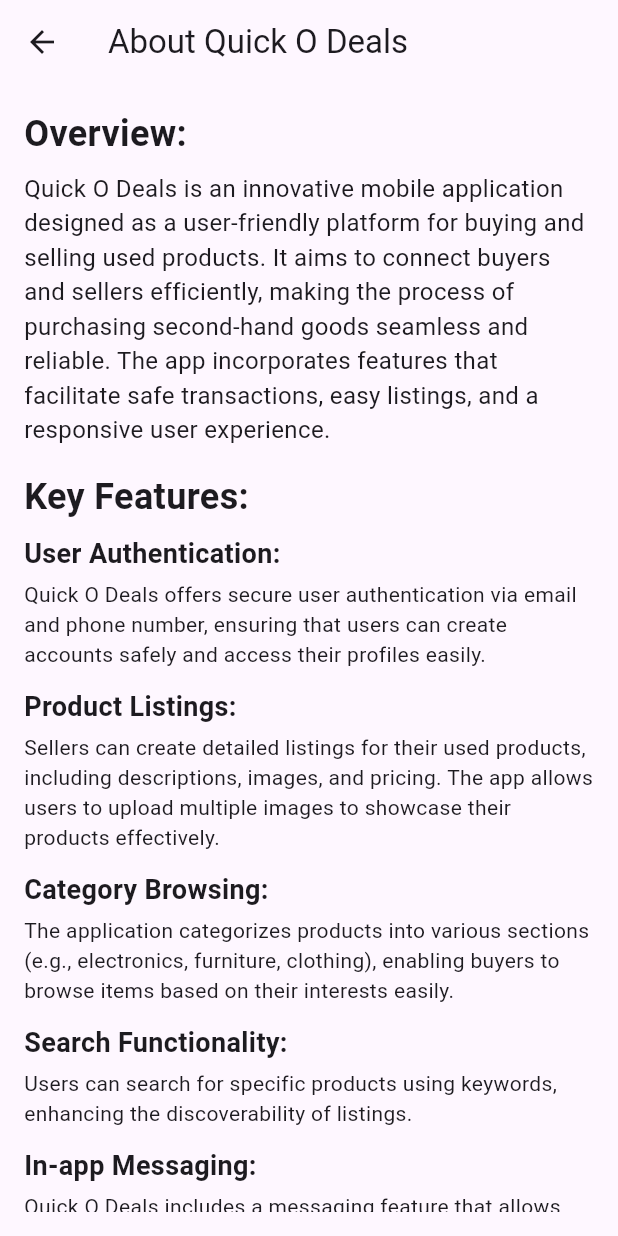
After one commit to Aji46/Quick_deals_User_side, a Flutter app: the AboutPage screen opened directly, on a phone screen of 412 x 824 dp. The commit adds this screen. Run offline on Flutter 3.47's test engine with Material 3 defaults, Android fonts, the phone set to English and light mode, and no system bars; our stand-ins replace cached_network_image, cloud_firestore, country_picker, firebase_auth, firebase_core, firebase_storage and 9 more; missing offline and left inert: dot_curved_bottom_nav; accounts and stored records are empty.

Commit message:
complited ready to host

```diff
--- /dev/null
+++ b/lib/View/Pages/user_profile/about.dart
@@ -0,0 +1,97 @@
+import 'package:flutter/material.dart';
+
+class AboutPage extends StatelessWidget {
+  @override
+  Widget build(BuildContext context) {
+    return Scaffold(
+      appBar: AppBar(
+        title: Text('About Quick O Deals'),
+      ),
+      body: Padding(
+        padding: const EdgeInsets.all(16.0),
+        child: SingleChildScrollView(
+          child: Column(
+            crossAxisAlignment: CrossAxisAlignment.start,
+            children: [
+              Text(
+                'Overview:',
+                style: TextStyle(fontSize: 24, fontWeight: FontWeight.bold),
+              ),
+              SizedBox(height: 8),
+              Text(
+                'Quick O Deals is an innovative mobile application designed as a user-friendly platform for buying and selling used products. It aims to connect buyers and sellers efficiently, making the process of purchasing second-hand goods seamless and reliable. The app incorporates features that facilitate safe transactions, easy listings, and a responsive user experience.',
+                style: TextStyle(fontSize: 16),
+              ),
+              SizedBox(height: 16),
+              Text(
+                'Key Features:',
+                style: TextStyle(fontSize: 24, fontWeight: FontWeight.bold),
+              ),
+              SizedBox(height: 8),
+              _buildFeature('User Authentication:',
+                  'Quick O Deals offers secure user authentication via email and phone number, ensuring that users can create accounts safely and access their profiles easily.'),
+              _buildFeature('Product Listings:',
+                  'Sellers can create detailed listings for their used products, including descriptions, images, and pricing. The app allows users to upload multiple images to showcase their products effectively.'),
+              _buildFeature('Category Browsing:',
+                  'The application categorizes products into various sections (e.g., electronics, furniture, clothing), enabling buyers to browse items based on their interests easily.'),
+              _buildFeature('Search Functionality:',
+                  'Users can search for specific products using keywords, enhancing the discoverability of listings.'),
+              _buildFeature('In-app Messaging:',
+                  'Quick O Deals includes a messaging feature that allows buyers and sellers to communicate directly within the app, streamlining negotiations and inquiries.'),
+              _buildFeature('Likes and Favorites:',
+                  'Users can like or save products to their favorites list for easy access later, encouraging engagement with the platform.'),
+              _buildFeature('User Profiles:',
+                  'Each user has a profile showcasing their listed products, purchase history, and ratings, fostering a sense of community and trust among users.'),
+              _buildFeature('Reviews and Ratings:',
+                  'Buyers can leave reviews and ratings for sellers, enhancing accountability and helping future buyers make informed decisions.'),
+              _buildFeature('Secure Transactions:',
+                  'The app promotes secure payment methods and transaction processes, ensuring a safe buying and selling environment.'),
+              _buildFeature('Notifications:',
+                  'Users receive notifications about new messages, likes, and updates on their listings, keeping them informed and engaged.'),
+              SizedBox(height: 16),
+              Text(
+                'Technology Stack:',
+                style: TextStyle(fontSize: 24, fontWeight: FontWeight.bold),
+              ),
+              SizedBox(height: 8),
+              Text(
+                'Frontend: Built with Flutter for a responsive and interactive user interface.\n'
+                'Backend: Firebase is utilized for user authentication, database management, and real-time data synchronization.\n'
+                'State Management: The application employs the Provider pattern for effective state management, ensuring a smooth user experience.',
+                style: TextStyle(fontSize: 16),
+              ),
+              SizedBox(height: 16),
+              Text(
+                'Conclusion:',
+                style: TextStyle(fontSize: 24, fontWeight: FontWeight.bold),
+              ),
+              SizedBox(height: 8),
+              Text(
+                'Quick O Deals aims to revolutionize the way users buy and sell used products by providing a reliable, secure, and easy-to-use platform. With its robust features and commitment to user satisfaction, the app is poised to become a go-to marketplace for second-hand goods.',
+                style: TextStyle(fontSize: 16),
+              ),
+            ],
+          ),
+        ),
+      ),
+    );
+  }
+
+  Widget _buildFeature(String title, String description) {
+    return Column(
+      crossAxisAlignment: CrossAxisAlignment.start,
+      children: [
+        Text(
+          title,
+          style: TextStyle(fontSize: 18, fontWeight: FontWeight.bold),
+        ),
+        SizedBox(height: 4),
+        Text(
+          description,
+          style: TextStyle(fontSize: 14),
+        ),
+        SizedBox(height: 12),
+      ],
+    );
+  }
+}
--- a/lib/View/Pages/user_profile/user_profile.dart
+++ b/lib/View/Pages/user_profile/user_profile.dart
@@ -2,6 +2,7 @@ import 'package:flutter/material.dart';
 import 'package:provider/provider.dart';
 import 'package:quick_o_deals/Controller/auth/provider/email_auth.dart';
 import 'package:quick_o_deals/View/Pages/user_product/user_product.dart';
+import 'package:quick_o_deals/View/Pages/user_profile/about.dart';
 import 'package:quick_o_deals/View/Pages/user_register/terms_and_policy.dart';
 import 'package:quick_o_deals/View/widget/bottom_nav_bar/bottom%20_navigation_bar.dart';
 import 'package:quick_o_deals/View/widget/user_profile/circle_avathar.dart';
@@ -22,7 +23,10 @@ class UserProfile extends StatelessWidget {
               MaterialPageRoute(builder: (context) => const MyHomePage()),
             );
           });
-          return const Center(child: CircularProgressIndicator(valueColor: AlwaysStoppedAnimation<Color>(Colors.blueAccent)));
+          return const Center(
+              child: CircularProgressIndicator(
+                  valueColor:
+                      AlwaysStoppedAnimation<Color>(Colors.blueAccent)));
         }
         return FutureBuilder<Map<String, dynamic>?>(
           future: authProvider.getUserDetails(),
@@ -46,7 +50,8 @@ class UserProfile extends StatelessWidget {
                 child: Column(
                   crossAxisAlignment: CrossAxisAlignment.start,
                   children: [
-                    Center(child: ProfileAvatar(
+                    Center(
+                        child: ProfileAvatar(
                       avatarUrl: userDetails['profilePicture'],
                     )),
                     const SizedBox(height: 16),
@@ -67,7 +72,8 @@ class UserProfile extends StatelessWidget {
                           onTap: () {
                             Navigator.push(
                               context,
-                                  MaterialPageRoute(builder: (context) => const UserProduct()),
+                              MaterialPageRoute(
+                                  builder: (context) => const UserProduct()),
                             );
                           },
                         ),
@@ -76,29 +82,36 @@ class UserProfile extends StatelessWidget {
                           icon: Icons.privacy_tip_outlined,
                           title: 'Privacy & Policy',
                           onTap: () {
-                             Navigator.of(context).push(MaterialPageRoute(builder: (ctx) => const PrivacyPolicy()));
+                            Navigator.of(context).push(MaterialPageRoute(
+                                builder: (ctx) => const PrivacyPolicy()));
                           },
                         ),
                         const SizedBox(height: 16),
-                        ProfileOption(
-                          icon: Icons.report_outlined,
-                          title: 'Report Accounts',
-                          onTap: () {
+                        // ProfileOption(
+                        //   icon: Icons.report_outlined,
+                        //   title: 'Report Accounts',
+                        //   onTap: () {
 
-                          },
-                        ),
-                        const SizedBox(height: 16),
+                        //   },
+                        // ),
+                        // const SizedBox(height: 16),
                         ProfileOption(
                           icon: Icons.help_outline_sharp,
-                          title: 'Help and Support',
+                          title: 'About',
                           onTap: () {
-
+                            Navigator.of(context).push(MaterialPageRoute(
+                                builder: (ctx) => AboutPage()));
                           },
                         ),
                         const SizedBox(height: 26),
                         const Center(child: SignoutButton()),
                       ],
                     ),
+                    const SizedBox(height: 50,),
+                    const Align(
+                      alignment: Alignment.center,
+                      child: Text("Version 1.0.0",style: TextStyle(color: Colors.black38),),
+                    )
                   ],
                 ),
               ),
```
Lines whose indentation alone changed are shown as unchanged.
